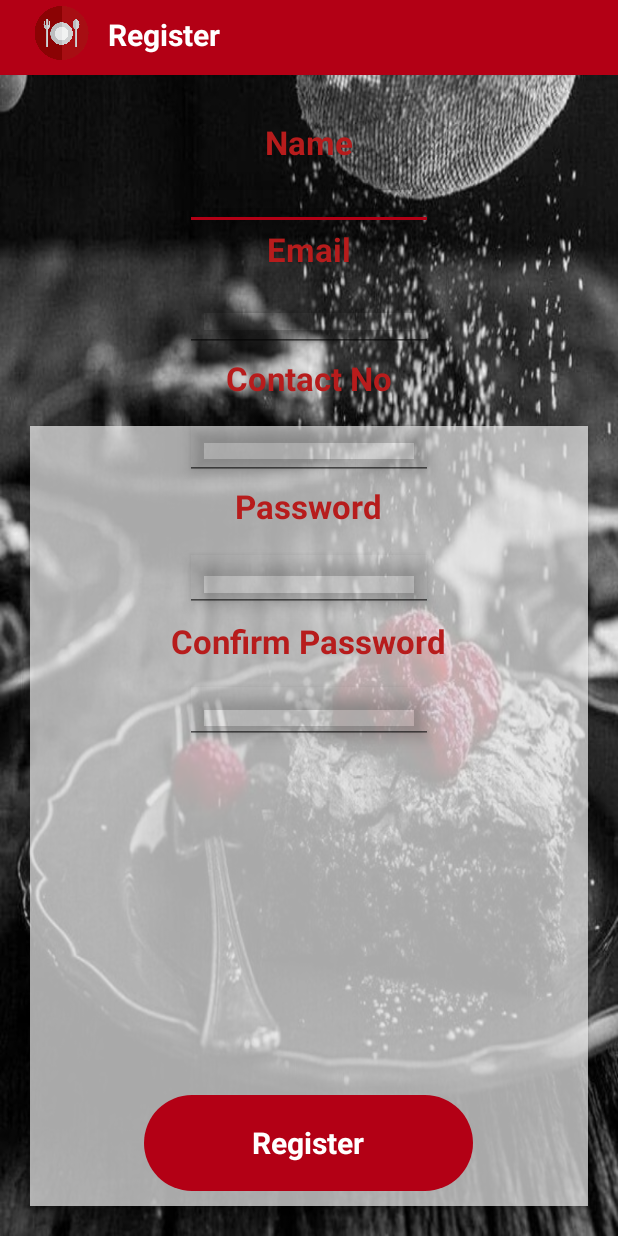
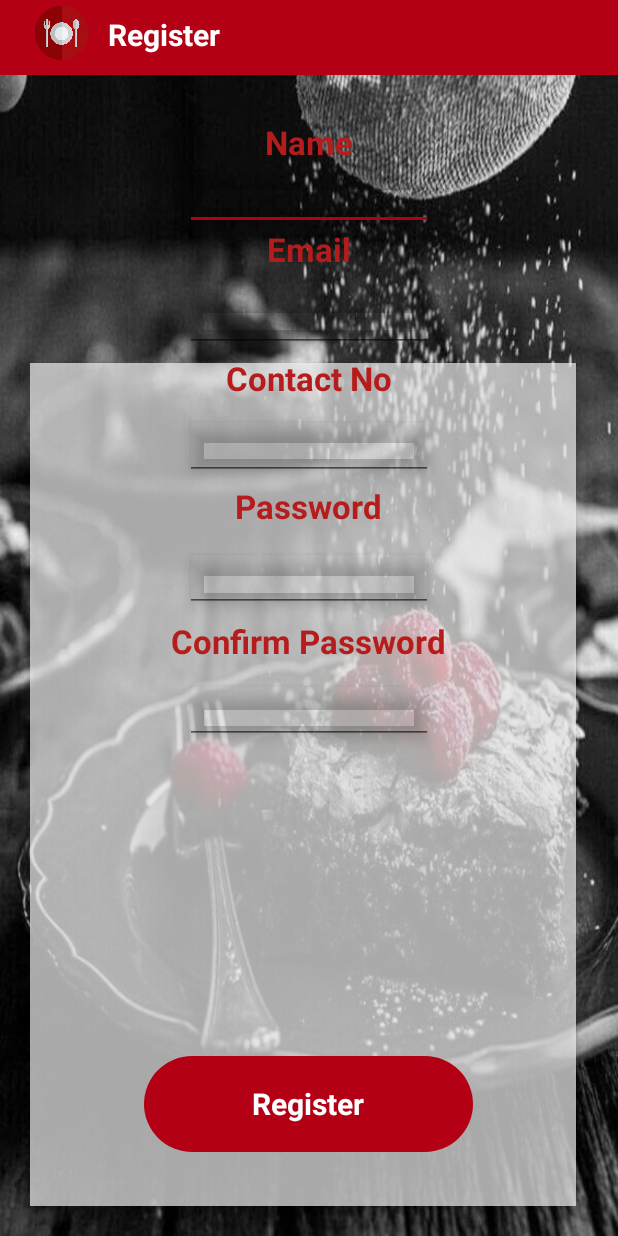
Before and after one commit to Himeshika-Ab/LunchBuddies, an Android app: the Register screen opened directly, with no data from a screen before it, on a phone screen of 412 x 824 dp. Run offline under Robolectric (Android 15) with nearby library versions, the phone set to English and light mode, and no system bars; libraries missing offline, so code that uses them is left out: com.loopj.android, cz.msebera.android; Roboto replaces fonts that are not available here.

Commit message:
changes done

```diff
--- a/androidapp2/app/src/main/res/layout/register.xml
+++ b/androidapp2/app/src/main/res/layout/register.xml
@@ -23,16 +23,16 @@
 
     <ImageView
         android:id="@+id/wallpaper3"
-        android:layout_width="match_parent"
-        android:layout_height="520dp"
+        android:layout_width="364dp"
+        android:layout_height="562dp"
         android:layout_alignParentBottom="true"
+        android:layout_marginLeft="20dp"
+        android:layout_marginTop="0dp"
+        android:layout_marginRight="20dp"
         android:layout_marginBottom="20dp"
-        android:layout_marginLeft="20dp"
-        android:layout_marginRight="20dp"
         android:alpha=".70"
-        android:layout_marginTop="0dp"
         android:background="#f2f2f2"
-        android:elevation ="2dp"
+        android:elevation="2dp"
 
         />
 
@@ -217,12 +217,13 @@
         android:layout_width="219dp"
         android:layout_height="64dp"
         android:layout_alignBottom="@+id/registerconfirmpw"
+        android:layout_alignParentBottom="true"
         android:layout_centerHorizontal="true"
         android:layout_marginLeft="247dp"
         android:layout_marginRight="-186dp"
-        android:layout_marginBottom="30dp"
-        android:layout_alignParentBottom="true"
+        android:layout_marginBottom="56dp"
         android:background="@drawable/button_rounded_corners"
+        android:elevation="7dp"
         android:fontFamily="sans-serif"
         android:text="Register"
         android:textAlignment="center"
@@ -230,7 +231,6 @@
         android:textAppearance="@style/TextAppearance.AppCompat.Button"
         android:textColor="#ffffff"
         android:textSize="20sp"
-        android:elevation ="7dp"
         android:textStyle="bold"
         android:typeface="serif" />
 
```
Also changed, not shown: androidapp2/app/src/main/res/layout/userprofile.xml (+13 -21 lines).
